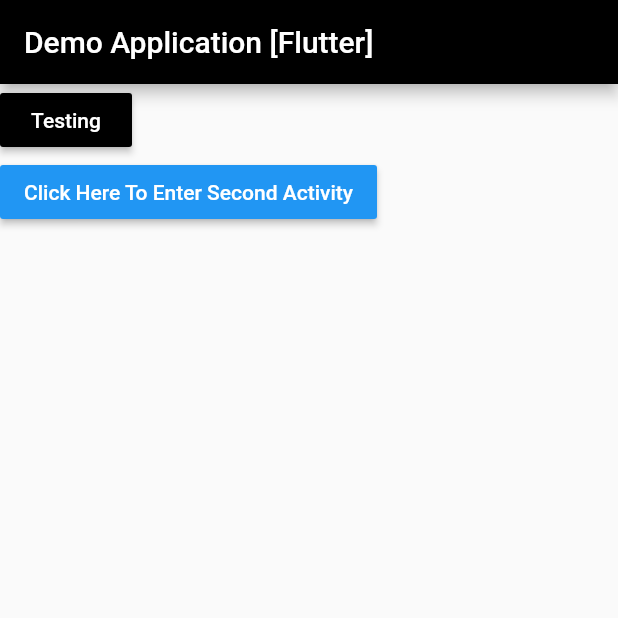
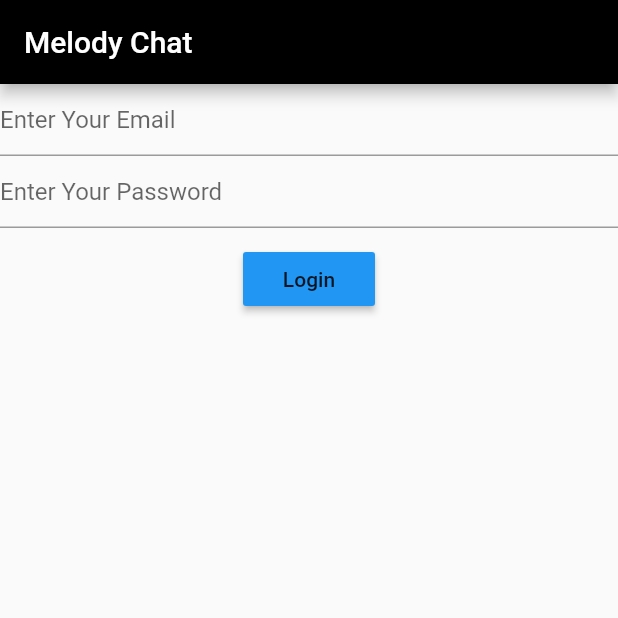
Before and after one commit to ctkqiang/MelodyChatFlutter, a Flutter app: the screen it shows after launch, on a phone screen of 412 x 824 dp, the top half of it. Run offline on Flutter 3.47's test engine with Material 2 defaults, Android fonts, the phone set to English and light mode, and no system bars.

Commit message:
update Components

```diff
--- a/lib/main.dart
+++ b/lib/main.dart
@@ -1,4 +1,7 @@
 import 'package:flutter/material.dart';
+
+
+final _form = GlobalKey<FormState>();
 
 void main() {
   runApp(MyApp());
@@ -8,7 +11,7 @@ class MyApp extends StatelessWidget {
   @override
   Widget build(BuildContext context) {
     return MaterialApp(
-      title: 'Demo Application [Flutter]',
+      title: 'Melody Chat',
       theme: ThemeData(
         brightness: Brightness.light,
         primaryColor: Colors.black,
@@ -19,49 +22,64 @@ class MyApp extends StatelessWidget {
   }
 }
 
-
 class MainScreen extends StatelessWidget {
   @override
    Widget build(BuildContext context) {
     return Scaffold(
         appBar: AppBar(
-          title: Text('Demo Application [Flutter]'),
+          title: Text('Melody Chat'),
         ),
         body: Column(
           crossAxisAlignment: CrossAxisAlignment.start,
           children:[
-            RaisedButton(
-              highlightColor: Colors.grey,
-              color: Colors.black,
-              textColor: Colors.white,
-              onPressed: () {
-                print("hahaha");
-                print(1+1);
-              },
-              child:Text("Testing"),
-              ),
-
-            RaisedButton(
-              highlightColor: Colors.cyan,
-              color: Colors.blue,
-              textColor: Colors.white,
-              onPressed: () {
-                print("Launching Second Activity");
-                Navigator.push(context, MaterialPageRoute(builder: (context) => SecondRoute()),
-                );
-              },
-              child: Text("Click Here To Enter Second Activity"),
-            )
+            Form(
+              key: _form,
+              child: Column(
+                crossAxisAlignment: CrossAxisAlignment.center,
+                children: <Widget>[
+                  TextFormField(
+                    decoration: const InputDecoration(
+                      hintText: "Enter Your Email",
+                    ),
+                    validator: (value) {
+                      if (value.isEmpty) {
+                        return "Please Enter Your Email";
+                      } return null;
+                    },
+                  ),
+                  TextFormField(
+                    decoration: const InputDecoration(
+                      hintText: "Enter Your Password",
+                    ),
+                    validator: (value) {
+                      if (value.isEmpty) {
+                        return "Please Enter Your Password";
+                      } return null;
+                    },
+                  ),
+                  Padding(padding: const EdgeInsets.symmetric(vertical:10.0),
+                  child: RaisedButton(
+                    color: Colors.blue,
+                    highlightColor: Colors.cyan,
+                    onPressed: () {
+                    if ( _form.currentState.validate() ) {
+                      Navigator.push(context, MaterialPageRoute(builder: (context) => SecondRoute()));
+                    }
+                  },
+                    child: Text("Login"),
+                  )
+                  )
+                ],
+              ),)
           ]
         ),
     );
   }
-
-
 }
 
 // Second Screen
 class SecondRoute extends StatelessWidget {
+  // Navigator.push(context, MaterialPageRoute(builder: (context) => SecondRoute()));
   @override
   Widget build(BuildContext context) {
     return Scaffold(
```
Also changed, not shown: 1 other file.
